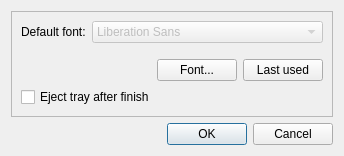
Before: the Qt Designer form src/qdialogsettings.ui in kruszewskia/qlscribe, drawn with Qt 5.
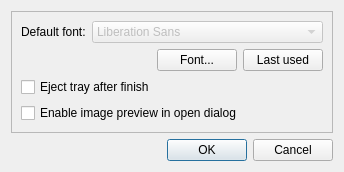
After: the same form once the commit is applied.

Commit message: Preview label added to Qt openfile dialog

The edit to the form file:
```diff
--- a/src/qdialogsettings.ui
+++ b/src/qdialogsettings.ui
@@ -4,12 +4,12 @@
   <property name="windowModality" >
    <enum>Qt::NonModal</enum>
   </property>
-  <property name="geometry" >
+  <property name="geometry">
    <rect>
     <x>0</x>
     <y>0</y>
-    <width>305</width>
-    <height>156</height>
+    <width>320</width>
+    <height>170</height>
    </rect>
   </property>
   <property name="windowTitle" >
@@ -87,6 +87,13 @@
         </property>
        </widget>
       </item>
+      <item>
+       <widget class="QCheckBox" name="chkPreview">
+        <property name="text">
+         <string>Enable image preview in open dialog</string>
+        </property>
+       </widget>
+      </item>
      </layout>
     </widget>
    </item>
```
Left out of the diff: 71 changed lines with no effect on the pictures. The commit also changes 8 other files.
